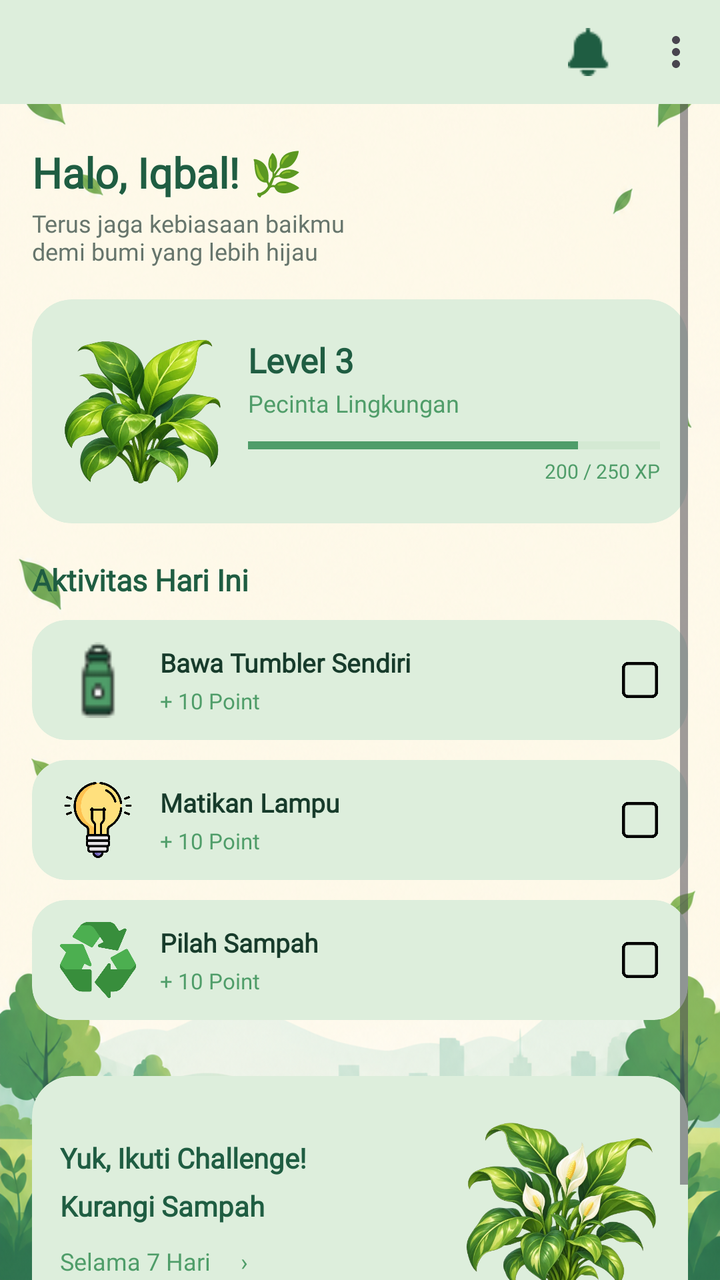
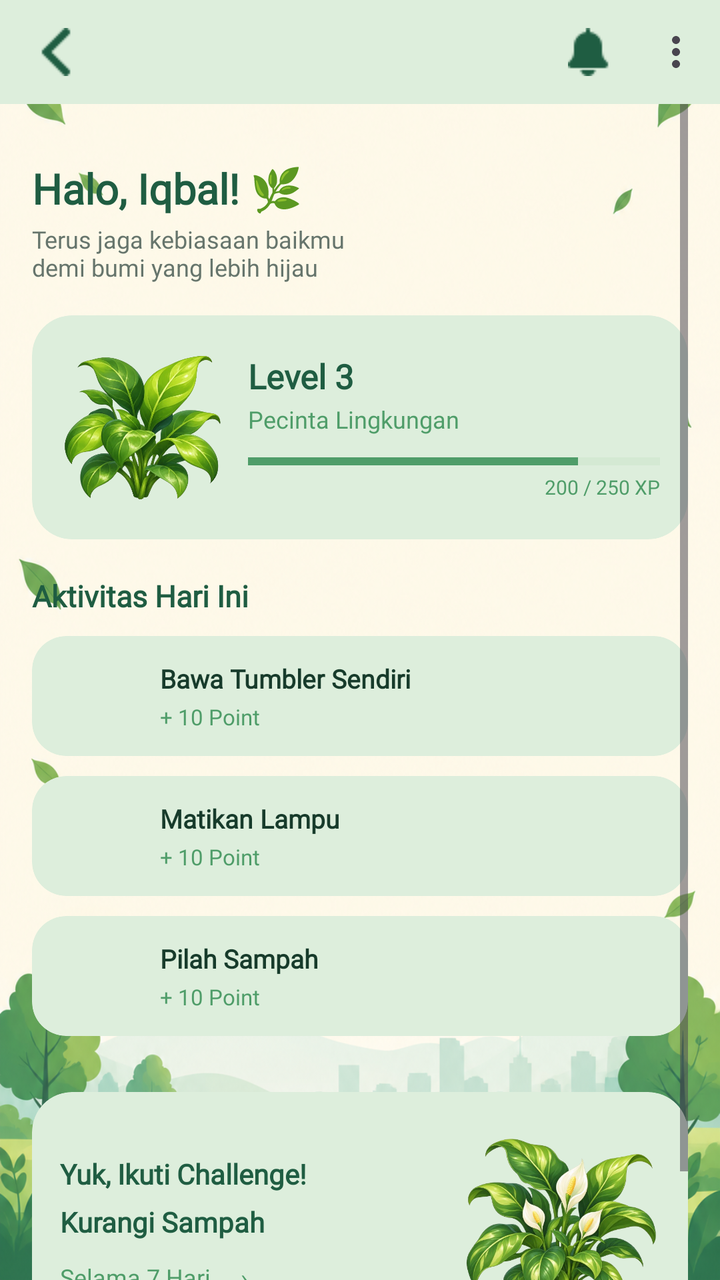

Two renders of the same Android screen: before a commit and after it. Below are the layout's source before the change and the commit's diff.
<!-- AndroidManifest.xml: application theme Theme.Mobile_Iqbal -->
<!-- res/layout/fragment_home.xml -->
<?xml version="1.0" encoding="utf-8"?>
<androidx.constraintlayout.widget.ConstraintLayout
    xmlns:android="http://schemas.android.com/apk/res/android"
    xmlns:app="http://schemas.android.com/apk/res-auto"
    xmlns:tools="http://schemas.android.com/tools"
    android:id="@+id/main"
    android:layout_width="match_parent"
    android:layout_height="match_parent"
    android:background="@drawable/bgutama"
    tools:context=".Home.HomeFragment">

    <com.google.android.material.appbar.MaterialToolbar
        android:id="@+id/toolbarMain"
        android:layout_width="0dp"
        android:layout_height="52dp"
        android:background="#DDEEDC"
        app:title=""
        app:menu="@menu/main_menu"
        app:layout_constraintTop_toTopOf="parent"
        app:layout_constraintStart_toStartOf="parent"
        app:layout_constraintEnd_toEndOf="parent" />

    <ScrollView
        android:layout_width="0dp"
        android:layout_height="0dp"
        android:fillViewport="false"
        android:clipToPadding="false"
        android:paddingStart="16dp"
        android:paddingEnd="16dp"
        android:paddingBottom="20dp"
        app:layout_constraintTop_toBottomOf="@id/toolbarMain"
        app:layout_constraintBottom_toBottomOf="parent"
        app:layout_constraintStart_toStartOf="parent"
        app:layout_constraintEnd_toEndOf="parent">

        <LinearLayout
            android:layout_width="match_parent"
            android:layout_height="wrap_content"
            android:orientation="vertical"
            android:paddingTop="20dp">

            <TextView
                android:id="@+id/txtGreeting"
                android:layout_width="match_parent"
                android:layout_height="wrap_content"
                android:text="Halo, Iqbal! 🌿"
                android:textColor="#1F5D42"
                android:textSize="21sp"
                android:textStyle="bold"
                android:fontFamily="@font/poppins" />

            <TextView
                android:layout_width="match_parent"
                android:layout_height="wrap_content"
                android:layout_marginTop="3dp"
                android:text="Terus jaga kebiasaan baikmu\ndemi bumi yang lebih hijau"
                android:textColor="#66756C"
                android:textSize="12sp"
                android:fontFamily="@font/poppins" />

            <com.google.android.material.card.MaterialCardView
                android:layout_width="match_parent"
                android:layout_height="112dp"
                android:layout_marginTop="16dp"
                app:cardBackgroundColor="#DDEEDC"
                app:cardCornerRadius="20dp"
                app:cardElevation="0dp"
                app:strokeWidth="0dp">

                <LinearLayout
                    android:layout_width="match_parent"
                    android:layout_height="match_parent"
                    android:gravity="center_vertical"
                    android:orientation="horizontal"
                    android:padding="14dp">

                    <ImageView
                        android:layout_width="82dp"
                        android:layout_height="82dp"
                        android:contentDescription="Tanaman Level 3"
                        android:scaleType="fitCenter"
                        android:src="@drawable/tnmnlevel" />

                    <LinearLayout
                        android:layout_width="0dp"
                        android:layout_height="wrap_content"
                        android:layout_weight="1"
                        android:layout_marginStart="12dp"
                        android:orientation="vertical">

                        <TextView
                            android:layout_width="wrap_content"
                            android:layout_height="wrap_content"
                            android:text="Level 3"
                            android:textColor="#1F5D42"
                            android:textSize="17sp"
                            android:textStyle="bold"
                            android:fontFamily="@font/poppins" />

                        <TextView
                            android:layout_width="wrap_content"
                            android:layout_height="wrap_content"
                            android:layout_marginTop="2dp"
                            android:text="Pecinta Lingkungan"
                            android:textColor="#4F9D69"
                            android:textSize="12sp"
                            android:fontFamily="@font/poppins" />

                        <ProgressBar
                            style="?android:attr/progressBarStyleHorizontal"
                            android:layout_width="match_parent"
                            android:layout_height="6dp"
                            android:layout_marginTop="10dp"
                            android:max="250"
                            android:progress="200"
                            android:progressTint="#4F9D69"
                            android:progressBackgroundTint="#B9D8B8" />

                        <TextView
                            android:layout_width="match_parent"
                            android:layout_height="wrap_content"
                            android:gravity="end"
                            android:layout_marginTop="3dp"
                            android:text="200 / 250 XP"
                            android:textColor="#4F9D69"
                            android:textSize="10sp"
                            android:fontFamily="@font/poppins" />

                    </LinearLayout>
                </LinearLayout>
            </com.google.android.material.card.MaterialCardView>

            <TextView
                android:layout_width="match_parent"
                android:layout_height="wrap_content"
                android:layout_marginTop="18dp"
                android:text="Aktivitas Hari Ini"
                android:textColor="#1F5D42"
                android:textSize="15sp"
                android:textStyle="bold"
                android:fontFamily="@font/poppins" />

            
            <com.google.android.material.card.MaterialCardView
                android:layout_width="match_parent"
                android:layout_height="60dp"
                android:layout_marginTop="10dp"
                app:cardBackgroundColor="#DDEEDC"
                app:cardCornerRadius="17dp"
                app:cardElevation="0dp"
                app:strokeWidth="0dp">

                <LinearLayout
                    android:layout_width="match_parent"
                    android:layout_height="match_parent"
                    android:gravity="center_vertical"
                    android:orientation="horizontal"
                    android:paddingStart="14dp"
                    android:paddingEnd="12dp">

                    <ImageView
                        android:layout_width="38dp"
                        android:layout_height="38dp"
                        android:contentDescription="Ikon tumbler"
                        android:scaleType="fitCenter"
                        android:src="@drawable/tumbler" />

                    <LinearLayout
                        android:layout_width="0dp"
                        android:layout_height="wrap_content"
                        android:layout_marginStart="12dp"
                        android:layout_weight="1"
                        android:orientation="vertical">

                        <TextView
                            android:layout_width="wrap_content"
                            android:layout_height="wrap_content"
                            android:text="Bawa Tumbler Sendiri"
                            android:textColor="#173B2B"
                            android:textSize="13sp"
                            android:textStyle="bold"
                            android:fontFamily="@font/poppins" />

                        <TextView
                            android:layout_width="wrap_content"
                            android:layout_height="wrap_content"
                            android:layout_marginTop="3dp"
                            android:text="+ 10 Point"
                            android:textColor="#4F9D69"
                            android:textSize="11sp"
                            android:fontFamily="@font/poppins" />
                    </LinearLayout>

                    <ImageView
                        android:id="@+id/checkTumbler"
                        android:layout_width="24dp"
                        android:layout_height="24dp"
                        android:src="@drawable/unchecked"
                        android:scaleType="fitCenter"
                        android:contentDescription="Status aktivitas tumbler" />
                </LinearLayout>
            </com.google.android.material.card.MaterialCardView>

            
            <com.google.android.material.card.MaterialCardView
                android:layout_width="match_parent"
                android:layout_height="60dp"
                android:layout_marginTop="10dp"
                app:cardBackgroundColor="#DDEEDC"
                app:cardCornerRadius="17dp"
                app:cardElevation="0dp"
                app:strokeWidth="0dp">

                <LinearLayout
                    android:layout_width="match_parent"
                    android:layout_height="match_parent"
                    android:gravity="center_vertical"
                    android:orientation="horizontal"
                    android:paddingStart="14dp"
                    android:paddingEnd="12dp">

                    <ImageView
                        android:layout_width="38dp"
                        android:layout_height="38dp"
                        android:contentDescription="Ikon lampu"
                        android:scaleType="fitCenter"
                        android:src="@drawable/light" />

                    <LinearLayout
                        android:layout_width="0dp"
                        android:layout_height="wrap_content"
                        android:layout_marginStart="12dp"
                        android:layout_weight="1"
                        android:orientation="vertical">

                        <TextView
                            android:layout_width="wrap_content"
                            android:layout_height="wrap_content"
                            android:text="Matikan Lampu"
                            android:textColor="#173B2B"
                            android:textSize="13sp"
                            android:textStyle="bold"
                            android:fontFamily="@font/poppins" />

                        <TextView
                            android:layout_width="wrap_content"
                            android:layout_height="wrap_content"
                            android:layout_marginTop="3dp"
                            android:text="+ 10 Point"
                            android:textColor="#4F9D69"
                            android:textSize="11sp"
                            android:fontFamily="@font/poppins" />
                    </LinearLayout>

                    <ImageView
                        android:id="@+id/checkLampu"
                        android:layout_width="24dp"
                        android:layout_height="24dp"
                        android:src="@drawable/unchecked"
                        android:scaleType="fitCenter"
                        android:contentDescription="Status aktivitas lampu" />
                </LinearLayout>
            </com.google.android.material.card.MaterialCardView>

            
            <com.google.android.material.card.MaterialCardView
                android:layout_width="match_parent"
                android:layout_height="60dp"
                android:layout_marginTop="10dp"
                app:cardBackgroundColor="#DDEEDC"
                app:cardCornerRadius="17dp"
                app:cardElevation="0dp"
                app:strokeWidth="0dp">

                <LinearLayout
                    android:layout_width="match_parent"
                    android:layout_height="match_parent"
                    android:gravity="center_vertical"
                    android:orientation="horizontal"
                    android:paddingStart="14dp"
                    android:paddingEnd="12dp">

                    <ImageView
                        android:layout_width="38dp"
                        android:layout_height="38dp"
                        android:contentDescription="Ikon daur ulang"
                        android:scaleType="fitCenter"
                        android:src="@drawable/recycle" />

                    <LinearLayout
                        android:layout_width="0dp"
                        android:layout_height="wrap_content"
                        android:layout_marginStart="12dp"
                        android:layout_weight="1"
                        android:orientation="vertical">

                        <TextView
                            android:layout_width="wrap_content"
                            android:layout_height="wrap_content"
                            android:text="Pilah Sampah"
                            android:textColor="#173B2B"
                            android:textSize="13sp"
                            android:textStyle="bold"
                            android:fontFamily="@font/poppins" />

                        <TextView
                            android:layout_width="wrap_content"
                            android:layout_height="wrap_content"
                            android:layout_marginTop="3dp"
                            android:text="+ 10 Point"
                            android:textColor="#4F9D69"
                            android:textSize="11sp"
                            android:fontFamily="@font/poppins" />
                    </LinearLayout>

                    <ImageView
                        android:id="@+id/checkSampah"
                        android:layout_width="24dp"
                        android:layout_height="24dp"
                        android:src="@drawable/unchecked"
                        android:scaleType="fitCenter"
                        android:contentDescription="Status aktivitas pilah sampah" />
                </LinearLayout>
            </com.google.android.material.card.MaterialCardView>

            
            <com.google.android.material.card.MaterialCardView
                android:id="@+id/cardChallenge"
                android:layout_width="match_parent"
                android:layout_height="132dp"
                android:layout_marginTop="28dp"
                app:cardBackgroundColor="#DDEEDC"
                app:cardCornerRadius="20dp"
                app:cardElevation="0dp"
                app:strokeWidth="0dp">

                <LinearLayout
                    android:layout_width="match_parent"
                    android:layout_height="match_parent"
                    android:gravity="center_vertical"
                    android:orientation="horizontal"
                    android:padding="14dp">

                    <LinearLayout
                        android:layout_width="0dp"
                        android:layout_height="wrap_content"
                        android:layout_weight="1"
                        android:orientation="vertical">

                        <TextView
                            android:layout_width="wrap_content"
                            android:layout_height="wrap_content"
                            android:text="Yuk, Ikuti Challenge!"
                            android:textColor="#1F5D42"
                            android:textSize="14sp"
                            android:textStyle="bold"
                            android:fontFamily="@font/poppins" />

                        <TextView
                            android:layout_width="wrap_content"
                            android:layout_height="wrap_content"
                            android:layout_marginTop="5dp"
                            android:text="Kurangi Sampah"
                            android:textColor="#1F5D42"
                            android:textSize="14sp"
                            android:textStyle="bold"
                            android:fontFamily="@font/poppins" />

                        <TextView
                            android:layout_width="wrap_content"
                            android:layout_height="wrap_content"
                            android:layout_marginTop="10dp"
                            android:text="Selama 7 Hari     ›"
                            android:textColor="#4F9D69"
                            android:textSize="12sp"
                            android:fontFamily="@font/poppins" />
                    </LinearLayout>

                    <ImageView
                        android:layout_width="100dp"
                        android:layout_height="100dp"
                        android:contentDescription="Tanaman Challenge"
                        android:scaleType="fitCenter"
                        android:src="@drawable/tnmnchallange" />
                </LinearLayout>
            </com.google.android.material.card.MaterialCardView>

        </LinearLayout>
    </ScrollView>

</androidx.constraintlayout.widget.ConstraintLayout>
<!-- resources referenced by this layout -->
<resources>
  <!-- drawable bgutama: png bitmap (drawable, 910591 bytes) -->
  <!-- drawable light: png bitmap (drawable, 29079 bytes) -->
  <!-- drawable recycle: png bitmap (drawable, 18772 bytes) -->
  <!-- drawable tnmnchallange: png bitmap (drawable, 346613 bytes) -->
  <!-- drawable tnmnlevel: png bitmap (drawable, 334543 bytes) -->
  <!-- drawable tumbler: png bitmap (drawable, 634 bytes) -->
  <!-- drawable unchecked: png bitmap (drawable, 5012 bytes) -->
  <style name="Theme.Mobile_Iqbal" parent="Base.Theme.Mobile_Iqbal" />
  <style name="Base.Theme.Mobile_Iqbal" parent="Theme.Material3.DayNight.NoActionBar">
          
          
      </style>
</resources>

<!-- the commit's change to res/layout/fragment_home.xml (unified diff, before → after) -->
@@ -7,19 +7,22 @@
     android:layout_width="match_parent"
     android:layout_height="match_parent"
     android:background="@drawable/bgutama"
-    tools:context=".Home.HomeFragment">
-
+    tools:context=".MainActivity">
+
+    
     <com.google.android.material.appbar.MaterialToolbar
         android:id="@+id/toolbarMain"
         android:layout_width="0dp"
         android:layout_height="52dp"
         android:background="#DDEEDC"
+        app:navigationIcon="@drawable/left"
         app:title=""
         app:menu="@menu/main_menu"
         app:layout_constraintTop_toTopOf="parent"
         app:layout_constraintStart_toStartOf="parent"
         app:layout_constraintEnd_toEndOf="parent" />
 
+    
     <ScrollView
         android:layout_width="0dp"
         android:layout_height="0dp"
@@ -36,9 +39,11 @@
         <LinearLayout
             android:layout_width="match_parent"
             android:layout_height="wrap_content"
+            android:layout_marginTop="20dp"
             android:orientation="vertical"
-            android:paddingTop="20dp">
-
+            android:paddingTop="8dp">
+
+            
             <TextView
                 android:id="@+id/txtGreeting"
                 android:layout_width="match_parent"
@@ -52,12 +57,13 @@
             <TextView
                 android:layout_width="match_parent"
                 android:layout_height="wrap_content"
+                android:fontFamily="@font/poppins"
                 android:layout_marginTop="3dp"
-                android:text="Terus jaga kebiasaan baikmu\ndemi bumi yang lebih hijau"
+                android:text="Terus jaga kebiasaan baikmu&#10;demi bumi yang lebih hijau"
                 android:textColor="#66756C"
-                android:textSize="12sp"
-                android:fontFamily="@font/poppins" />
-
+                android:textSize="12sp" />
+
+            
             <com.google.android.material.card.MaterialCardView
                 android:layout_width="match_parent"
                 android:layout_height="112dp"
@@ -91,20 +97,20 @@
                         <TextView
                             android:layout_width="wrap_content"
                             android:layout_height="wrap_content"
+                            android:fontFamily="@font/poppins"
                             android:text="Level 3"
                             android:textColor="#1F5D42"
                             android:textSize="17sp"
-                            android:textStyle="bold"
-                            android:fontFamily="@font/poppins" />
-
-                        <TextView
-                            android:layout_width="wrap_content"
-                            android:layout_height="wrap_content"
+                            android:textStyle="bold" />
+
+                        <TextView
+                            android:layout_width="wrap_content"
+                            android:layout_height="wrap_content"
+                            android:fontFamily="@font/poppins"
                             android:layout_marginTop="2dp"
                             android:text="Pecinta Lingkungan"
                             android:textColor="#4F9D69"
-                            android:textSize="12sp"
-                            android:fontFamily="@font/poppins" />
+                            android:textSize="12sp" />
 
                         <ProgressBar
                             style="?android:attr/progressBarStyleHorizontal"
@@ -119,17 +125,18 @@
                         <TextView
                             android:layout_width="match_parent"
                             android:layout_height="wrap_content"
+                            android:fontFamily="@font/poppins"
                             android:gravity="end"
                             android:layout_marginTop="3dp"
                             android:text="200 / 250 XP"
                             android:textColor="#4F9D69"
-                            android:textSize="10sp"
-                            android:fontFamily="@font/poppins" />
-
-                    </LinearLayout>
-                </LinearLayout>
-            </com.google.android.material.card.MaterialCardView>
-
+                            android:textSize="10sp" />
+
+                    </LinearLayout>
+                </LinearLayout>
+            </com.google.android.material.card.MaterialCardView>
+
+            
             <TextView
                 android:layout_width="match_parent"
                 android:layout_height="wrap_content"
@@ -159,11 +166,11 @@
                     android:paddingEnd="12dp">
 
                     <ImageView
+                        android:id="@+id/imgTumbler"
                         android:layout_width="38dp"
                         android:layout_height="38dp"
                         android:contentDescription="Ikon tumbler"
-                        android:scaleType="fitCenter"
-                        android:src="@drawable/tumbler" />
+                        android:scaleType="fitCenter" />
 
                     <LinearLayout
                         android:layout_width="0dp"
@@ -175,29 +182,29 @@
                         <TextView
                             android:layout_width="wrap_content"
                             android:layout_height="wrap_content"
+                            android:fontFamily="@font/poppins"
                             android:text="Bawa Tumbler Sendiri"
                             android:textColor="#173B2B"
                             android:textSize="13sp"
-                            android:textStyle="bold"
-                            android:fontFamily="@font/poppins" />
-
-                        <TextView
-                            android:layout_width="wrap_content"
-                            android:layout_height="wrap_content"
+                            android:textStyle="bold" />
+
+                        <TextView
+                            android:layout_width="wrap_content"
+                            android:layout_height="wrap_content"
+                            android:fontFamily="@font/poppins"
                             android:layout_marginTop="3dp"
                             android:text="+ 10 Point"
                             android:textColor="#4F9D69"
-                            android:textSize="11sp"
-                            android:fontFamily="@font/poppins" />
+                            android:textSize="11sp" />
                     </LinearLayout>
 
                     <ImageView
                         android:id="@+id/checkTumbler"
                         android:layout_width="24dp"
                         android:layout_height="24dp"
-                        android:src="@drawable/unchecked"
                         android:scaleType="fitCenter"
                         android:contentDescription="Status aktivitas tumbler" />
+
                 </LinearLayout>
             </com.google.android.material.card.MaterialCardView>
 
@@ -220,11 +227,11 @@
                     android:paddingEnd="12dp">
 
                     <ImageView
+                        android:id="@+id/imgLampu"
                         android:layout_width="38dp"
                         android:layout_height="38dp"
                         android:contentDescription="Ikon lampu"
-                        android:scaleType="fitCenter"
-                        android:src="@drawable/light" />
+                        android:scaleType="fitCenter" />
 
                     <LinearLayout
                         android:layout_width="0dp"
@@ -236,29 +243,29 @@
                         <TextView
                             android:layout_width="wrap_content"
                             android:layout_height="wrap_content"
+                            android:fontFamily="@font/poppins"
                             android:text="Matikan Lampu"
                             android:textColor="#173B2B"
                             android:textSize="13sp"
-                            android:textStyle="bold"
-                            android:fontFamily="@font/poppins" />
-
-                        <TextView
-                            android:layout_width="wrap_content"
-                            android:layout_height="wrap_content"
+                            android:textStyle="bold" />
+
+                        <TextView
+                            android:layout_width="wrap_content"
+                            android:layout_height="wrap_content"
+                            android:fontFamily="@font/poppins"
                             android:layout_marginTop="3dp"
                             android:text="+ 10 Point"
                             android:textColor="#4F9D69"
-                            android:textSize="11sp"
-                            android:fontFamily="@font/poppins" />
+                            android:textSize="11sp" />
                     </LinearLayout>
 
                     <ImageView
                         android:id="@+id/checkLampu"
                         android:layout_width="24dp"
                         android:layout_height="24dp"
-                        android:src="@drawable/unchecked"
                         android:scaleType="fitCenter"
                         android:contentDescription="Status aktivitas lampu" />
+
                 </LinearLayout>
             </com.google.android.material.card.MaterialCardView>
 
@@ -281,11 +288,11 @@
                     android:paddingEnd="12dp">
 
                     <ImageView
+                        android:id="@+id/imgRecycle"
                         android:layout_width="38dp"
                         android:layout_height="38dp"
                         android:contentDescription="Ikon daur ulang"
-                        android:scaleType="fitCenter"
-                        android:src="@drawable/recycle" />
+                        android:scaleType="fitCenter" />
 
                     <LinearLayout
                         android:layout_width="0dp"
@@ -297,29 +304,29 @@
                         <TextView
                             android:layout_width="wrap_content"
                             android:layout_height="wrap_content"
+                            android:fontFamily="@font/poppins"
                             android:text="Pilah Sampah"
                             android:textColor="#173B2B"
                             android:textSize="13sp"
-                            android:textStyle="bold"
-                            android:fontFamily="@font/poppins" />
-
-                        <TextView
-                            android:layout_width="wrap_content"
-                            android:layout_height="wrap_content"
+                            android:textStyle="bold" />
+
+                        <TextView
+                            android:layout_width="wrap_content"
+                            android:layout_height="wrap_content"
+                            android:fontFamily="@font/poppins"
                             android:layout_marginTop="3dp"
                             android:text="+ 10 Point"
                             android:textColor="#4F9D69"
-                            android:textSize="11sp"
-                            android:fontFamily="@font/poppins" />
+                            android:textSize="11sp" />
                     </LinearLayout>
 
                     <ImageView
                         android:id="@+id/checkSampah"
                         android:layout_width="24dp"
                         android:layout_height="24dp"
-                        android:src="@drawable/unchecked"
                         android:scaleType="fitCenter"
                         android:contentDescription="Status aktivitas pilah sampah" />
+
                 </LinearLayout>
             </com.google.android.material.card.MaterialCardView>
 
@@ -350,30 +357,30 @@
                         <TextView
                             android:layout_width="wrap_content"
                             android:layout_height="wrap_content"
+                            android:fontFamily="@font/poppins"
                             android:text="Yuk, Ikuti Challenge!"
                             android:textColor="#1F5D42"
                             android:textSize="14sp"
-                            android:textStyle="bold"
-                            android:fontFamily="@font/poppins" />
-
-                        <TextView
-                            android:layout_width="wrap_content"
-                            android:layout_height="wrap_content"
+                            android:textStyle="bold" />
+
+                        <TextView
+                            android:layout_width="wrap_content"
+                            android:layout_height="wrap_content"
+                            android:fontFamily="@font/poppins"
                             android:layout_marginTop="5dp"
                             android:text="Kurangi Sampah"
                             android:textColor="#1F5D42"
                             android:textSize="14sp"
-                            android:textStyle="bold"
-                            android:fontFamily="@font/poppins" />
+                            android:textStyle="bold" />
 
                         <TextView
                             android:layout_width="wrap_content"
                             android:layout_height="wrap_content"
                             android:layout_marginTop="10dp"
+                            android:fontFamily="@font/poppins"
                             android:text="Selama 7 Hari     ›"
                             android:textColor="#4F9D69"
-                            android:textSize="12sp"
-                            android:fontFamily="@font/poppins" />
+                            android:textSize="12sp" />
                     </LinearLayout>
 
                     <ImageView
<!-- resource entries referenced after the edit -->
@@ -1,12 +1,9 @@
 <!-- resources referenced by this layout -->
 <resources>
   <!-- drawable bgutama: png bitmap (drawable, 910591 bytes) -->
-  <!-- drawable light: png bitmap (drawable, 29079 bytes) -->
-  <!-- drawable recycle: png bitmap (drawable, 18772 bytes) -->
+  <!-- drawable left: png bitmap (drawable, 427 bytes) -->
   <!-- drawable tnmnchallange: png bitmap (drawable, 346613 bytes) -->
   <!-- drawable tnmnlevel: png bitmap (drawable, 334543 bytes) -->
-  <!-- drawable tumbler: png bitmap (drawable, 634 bytes) -->
-  <!-- drawable unchecked: png bitmap (drawable, 5012 bytes) -->
   <style name="Theme.Mobile_Iqbal" parent="Base.Theme.Mobile_Iqbal" />
   <style name="Base.Theme.Mobile_Iqbal" parent="Theme.Material3.DayNight.NoActionBar">
           
